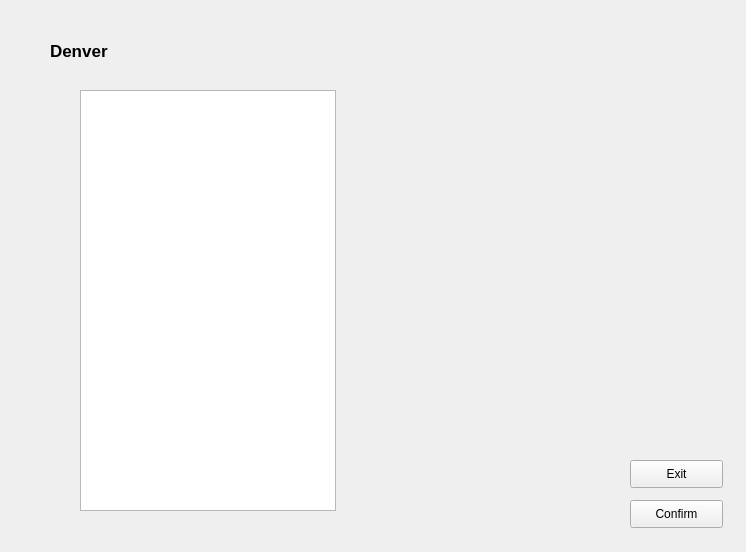
moetaei/CS1D-Basketball, file CS1D-Basketball-master/Basketball/confirmdenver.ui: the form before one commit.
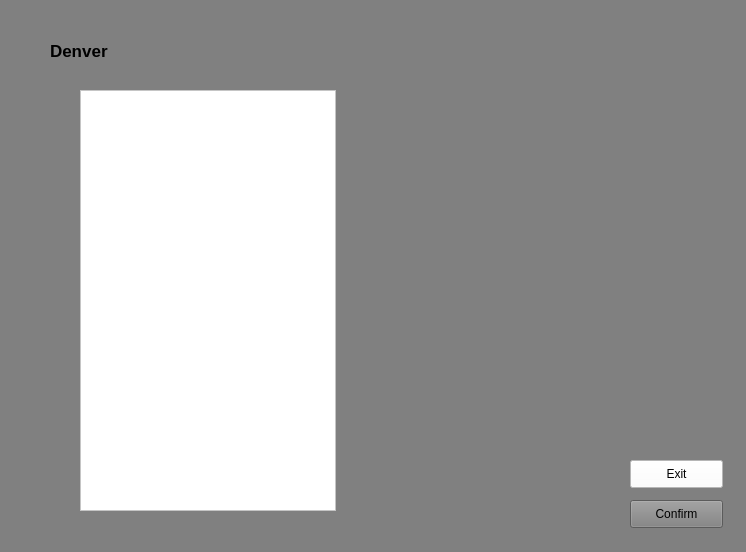
The form after the commit.

What changed in the file:
```diff
--- a/CS1D-Basketball-master/Basketball/confirmdenver.ui
+++ b/CS1D-Basketball-master/Basketball/confirmdenver.ui
@@ -13,6 +13,9 @@
   <property name="windowTitle">
    <string>Form</string>
   </property>
+  <property name="styleSheet">
+   <string notr="true">background-color:gray;</string>
+  </property>
   <widget class="QListWidget" name="denverList">
    <property name="geometry">
     <rect>
@@ -22,6 +25,9 @@
      <height>421</height>
     </rect>
    </property>
+   <property name="styleSheet">
+    <string notr="true">background-color:white;</string>
+   </property>
    <property name="selectionMode">
     <enum>QAbstractItemView::SingleSelection</enum>
    </property>
@@ -56,6 +62,12 @@
      <kerning>true</kerning>
     </font>
    </property>
+   <property name="autoFillBackground">
+    <bool>false</bool>
+   </property>
+   <property name="styleSheet">
+    <string notr="true"/>
+   </property>
    <property name="text">
     <string>Denver </string>
    </property>
@@ -72,6 +84,9 @@
      <height>28</height>
     </rect>
    </property>
+   <property name="styleSheet">
+    <string notr="true">background-color:white;</string>
+   </property>
    <property name="text">
     <string>Exit</string>
    </property>
```
